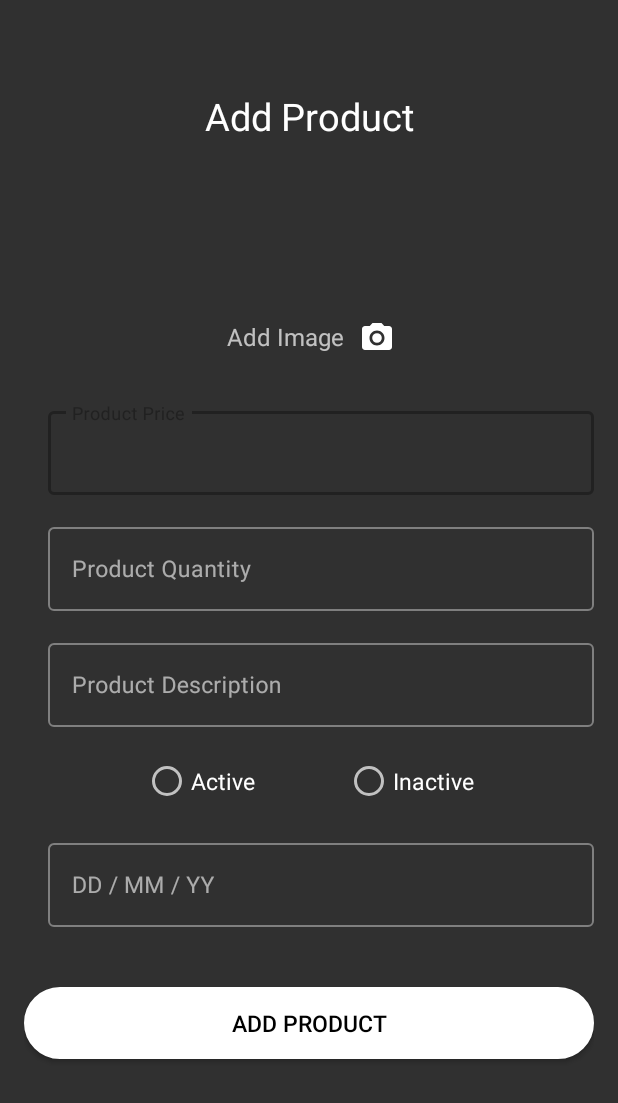
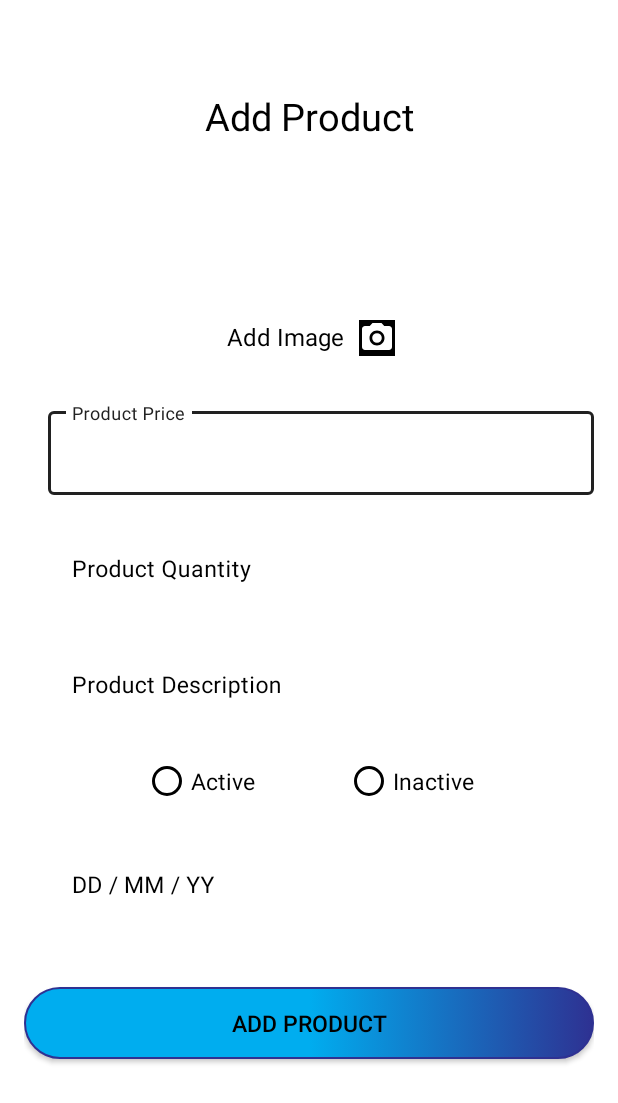
Before and after one commit to adityakhati/EmandiFarmerApp, an Android app: the AddProductActivity screen opened directly, with no data from a screen before it, on a phone screen of 412 x 824 dp. Shown: the top 1103 px of the screen. Run offline under Robolectric (Android 15) with nearby library versions, the phone set to English and light mode, and no system bars; our stand-ins replace Firebase (no records; nobody signed in at launch, a user with empty details on screens opened directly).

Commit message:
front end updated

```diff
--- /dev/null
+++ b/app/src/main/res/drawable/border_layout.xml
@@ -0,0 +1,6 @@
+<?xml version="1.0" encoding="UTF-8"?>
+<shape xmlns:android="http://schemas.android.com/apk/res/android" android:shape="rectangle">
+    <corners android:radius="20dp"/>
+    <padding android:left="10dp" android:right="10dp" android:top="10dp" android:bottom="10dp"/>
+    <stroke android:width="1dp" android:color="#000000"/>
+</shape>
--- a/app/src/main/res/drawable/ic_arrow_back.xml
+++ b/app/src/main/res/drawable/ic_arrow_back.xml
@@ -1,4 +1,4 @@
-<vector android:height="24dp" android:tint="#FFFFFF"
+<vector android:height="24dp" android:tint="#000"
     android:viewportHeight="24.0" android:viewportWidth="24.0"
     android:width="24dp" xmlns:android="http://schemas.android.com/apk/res/android">
     <path android:fillColor="#FF000000" android:pathData="M20,11H7.83l5.59,-5.59L12,4l-8,8 8,8 1.41,-1.41L7.83,13H20v-2z"/>
--- /dev/null
+++ b/app/src/main/res/drawable/product_border.xml
@@ -0,0 +1,6 @@
+<?xml version="1.0" encoding="UTF-8"?>
+<shape xmlns:android="http://schemas.android.com/apk/res/android" android:shape="rectangle">
+    <corners android:radius="8dp"/>
+    <padding android:left="10dp" android:right="10dp" android:top="10dp" android:bottom="10dp"/>
+    <stroke android:width="1dp" android:color="#000000"/>
+</shape>
--- a/app/src/main/res/layout/fragment1.xml
+++ b/app/src/main/res/layout/fragment1.xml
@@ -2,15 +2,16 @@
 <RelativeLayout xmlns:android="http://schemas.android.com/apk/res/android"
     android:orientation="vertical" android:layout_width="match_parent"
     android:layout_height="wrap_content"
-    android:paddingHorizontal="16dp">
+    android:paddingHorizontal="16dp"
+    android:background="@color/white">
     <TextView
         android:layout_width="match_parent"
         android:layout_height="wrap_content"
         android:layout_marginTop="60dp"
         android:gravity="center"
         android:text="@string/add_product"
-        android:textColor="@color/white"
-        android:textSize="25sp"/>
+        android:textColor="@color/black"
+        android:textSize="25sp" />
     <LinearLayout
         android:layout_width="match_parent"
         android:layout_height="match_parent"
@@ -27,13 +28,15 @@
                 android:layout_height="wrap_content"
                 android:text="@string/add_image"
                 android:textSize="16sp"
-                android:layout_marginLeft="120dp"/>
+                android:layout_marginLeft="120dp"
+                android:textColor="@color/black"/>
             <ImageView
                 android:id="@+id/camera_open"
                 android:layout_width="wrap_content"
                 android:layout_height="wrap_content"
                 android:layout_marginLeft="10dp"
-                android:src="@drawable/ic_camera_black_24dp" />
+                android:src="@drawable/ic_camera_black_24dp"
+                android:background="@color/black"/>
         </LinearLayout>
 
         <com.google.android.material.textfield.TextInputLayout
@@ -41,12 +44,14 @@
             android:layout_width="match_parent"
             android:layout_height="wrap_content"
             android:paddingLeft="16dp"
-            android:layout_marginTop="16dp" >
+            android:layout_marginTop="16dp"
+            android:textColorHint="@color/black">
             <com.google.android.material.textfield.TextInputEditText
                 android:id="@+id/prod_price"
                 android:layout_width="match_parent"
                 android:layout_height="wrap_content"
                 android:hint="@string/product_price"
+                android:textColor="@color/black"
                 android:textSize="15sp"
                 android:inputType="number"/>
         </com.google.android.material.textfield.TextInputLayout>
@@ -55,13 +60,15 @@
             android:layout_width="match_parent"
             android:layout_height="wrap_content"
             android:paddingLeft="16dp"
-            android:layout_marginTop="16dp">
+            android:layout_marginTop="16dp"
+            android:textColorHint="@color/black">
             <com.google.android.material.textfield.TextInputEditText
                 android:id="@+id/prod_quantity"
                 android:layout_width="match_parent"
                 android:layout_height="wrap_content"
                 android:hint="@string/product_quantity"
                 android:inputType="number"
+                android:textColor="@color/black"
                 android:textSize="15sp"/>
         </com.google.android.material.textfield.TextInputLayout>
             <com.google.android.material.textfield.TextInputLayout
@@ -69,7 +76,8 @@
                 android:layout_width="match_parent"
                 android:layout_height="wrap_content"
                 android:paddingLeft="16dp"
-                android:layout_marginTop="16dp">
+                android:layout_marginTop="16dp"
+                android:textColorHint="@color/black">
 
                 <com.google.android.material.textfield.TextInputEditText
                     android:id="@+id/prod_description"
@@ -77,7 +85,8 @@
                     android:layout_height="wrap_content"
                     android:hint="@string/product_description"
                     android:inputType="text"
-                    android:textSize="15sp"/>
+                    android:textSize="15sp"
+                    android:textColor="@color/black"/>
             </com.google.android.material.textfield.TextInputLayout>
         <RadioGroup
             android:layout_marginTop="20dp"
@@ -91,7 +100,9 @@
                 android:id="@+id/status_active"
                 android:text="@string/active"
                 android:textSize="15sp"
-                android:layout_marginHorizontal="30dp"/>
+                android:layout_marginHorizontal="30dp"
+                android:textColor="@color/black"
+                android:buttonTint="@color/black"/>
 
             <RadioButton
                 android:layout_width="wrap_content"
@@ -99,7 +110,9 @@
                 android:id="@+id/status_inactive"
                 android:text="@string/inactive"
                 android:textSize="15sp"
-                android:layout_marginHorizontal="30dp"/>
+                android:layout_marginHorizontal="30dp"
+                android:textColor="@color/black"
+                android:buttonTint="@color/black"/>
 
         </RadioGroup>
         <com.google.android.material.textfield.TextInputLayout
@@ -107,7 +120,8 @@
             android:layout_width="match_parent"
             android:layout_height="wrap_content"
             android:paddingLeft="16dp"
-            android:layout_marginTop="20dp">
+            android:layout_marginTop="20dp"
+            android:textColorHint="@color/black">
             <com.google.android.material.textfield.TextInputEditText
                 android:id="@+id/prodDate"
                 android:layout_width="match_parent"
@@ -116,17 +130,18 @@
                 android:inputType="text"
                 android:textSize="15sp"
                 android:focusableInTouchMode="false"
-                android:focusable="false"/>
+                android:focusable="false"
+                android:textColor="@color/black"/>
         </com.google.android.material.textfield.TextInputLayout>
         <Button
             android:id="@+id/btn_add_product"
             android:layout_width="match_parent"
             android:layout_height="wrap_content"
-            android:background="@drawable/btn_white_bg"
+            android:background="@drawable/btn_blue_bg"
             android:layout_marginTop="40dp"
             android:text="@string/add_product"
             android:textColor="@color/black"
-            android:textSize="15sp"/>
+            android:textSize="15sp" />
     </LinearLayout>
 
 </RelativeLayout>
--- a/app/src/main/res/layout/fragment_categories.xml
+++ b/app/src/main/res/layout/fragment_categories.xml
@@ -10,7 +10,6 @@
         android:layout_width="match_parent"
         android:layout_height="wrap_content"
         android:hint="Search"
-        android:layout_marginHorizontal="16dp"
         android:layout_marginTop="20dp"
         android:drawableLeft="@drawable/ic_search_black_24dp"
         android:background="@drawable/dt_rect"
--- a/app/src/main/res/layout/fragment_wish_list.xml
+++ b/app/src/main/res/layout/fragment_wish_list.xml
@@ -11,7 +11,6 @@
         android:id="@+id/recyclerView_wishlist"
         android:layout_width="match_parent"
         android:layout_height="wrap_content"
-        tools:listitem="@layout/product_wish_list"
-        />
+        tools:listitem="@layout/product_wish_list" />
 
 </LinearLayout>
--- a/app/src/main/res/values/styles.xml
+++ b/app/src/main/res/values/styles.xml
@@ -12,6 +12,7 @@
     <style name="AppTheme.NoActionBar">
         <item name="windowActionBar">false</item>
         <item name="windowNoTitle">true</item>
+        <item name = "android:background">@color/white</item>
     </style>
 
     <style name="AppTheme.AppBarOverlay" parent="ThemeOverlay.AppCompat.Dark.ActionBar" />
```
Also changed, not shown: app/src/main/java/Products/WishListAdapter.java (+5 -4 lines), app/src/main/res/layout/activity_add_product.xml (+9 -6 lines), app/src/main/res/layout/activity_forget_and_change_password.xml (+16 -12 lines), app/src/main/res/layout/activity_openinig.xml (+4 -3 lines), app/src/main/res/layout/product_description.xml (+17 -2 lines), app/src/main/res/layout/product_wish_list.xml (+23 -21 lines), app/src/main/res/drawable/open_activity.png (added).
